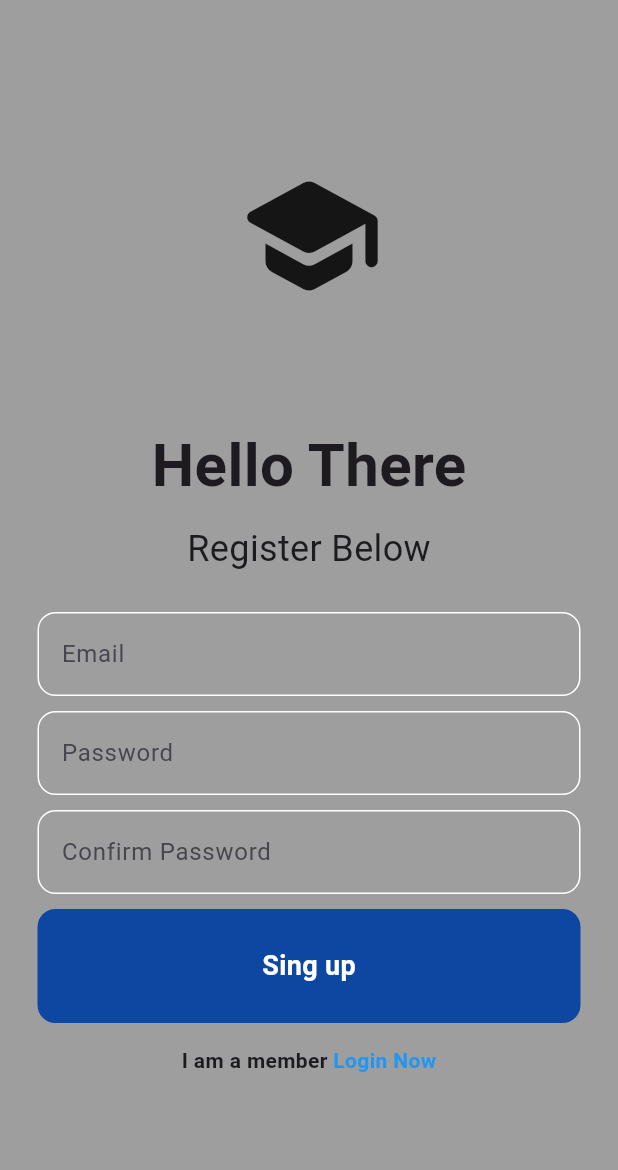
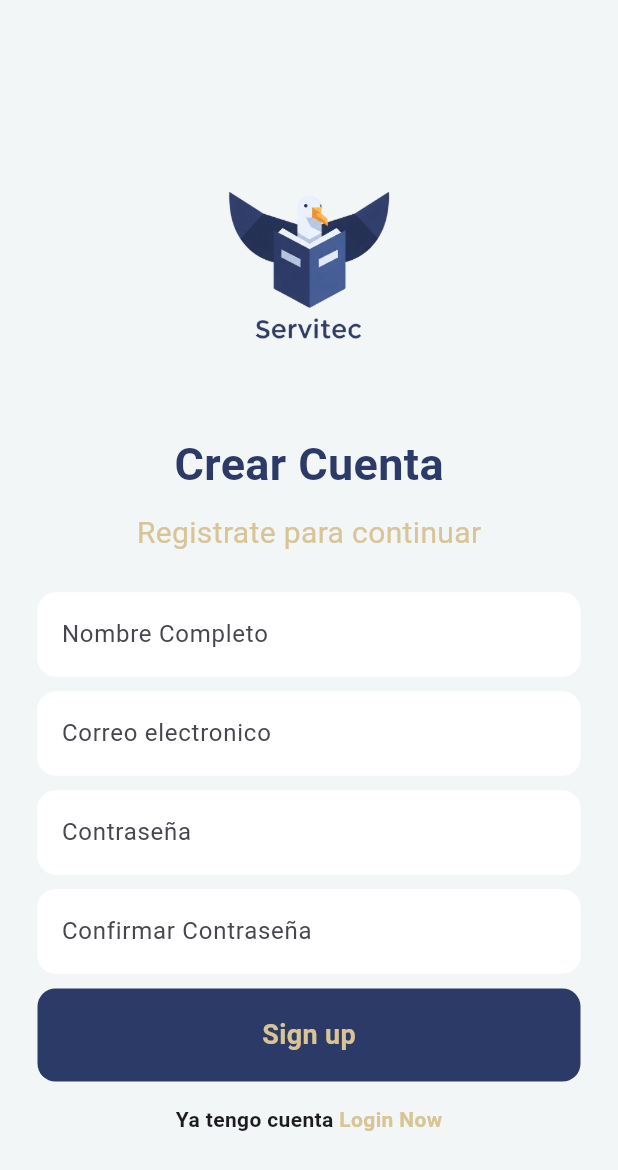
Before and after one commit to Zunni97/proyecto_ss, a Flutter app: the RegisterPage screen opened directly with empty values, on a phone screen of 412 x 824 dp. Shown: the top 1170 px of the screen. Run offline on Flutter 3.47's test engine with Material 3 defaults, Android fonts, the phone set to English and light mode, and no system bars; our stand-ins replace firebase_auth, firebase_core; accounts and stored records are empty.

Commit message:
styles in register page

```diff
--- a/lib/pages/register_page.dart
+++ b/lib/pages/register_page.dart
@@ -1,5 +1,6 @@
 import 'package:firebase_auth/firebase_auth.dart';
 import 'package:flutter/material.dart';
+import 'package:ss2025/colors.dart';
 
 class RegisterPage extends StatefulWidget {
   final VoidCallback showLoginPage;
@@ -14,12 +15,14 @@ class RegisterPage extends StatefulWidget {
 
 class _RegisterPageState extends State<RegisterPage> {
   //text controllers
+  final _nameController = TextEditingController();
   final _emailController = TextEditingController();
   final _passwordController = TextEditingController();
   final _confirmPasswordController = TextEditingController();
 
   @override
   void dispose() {
+    _nameController.dispose();
     _emailController.dispose();
     _passwordController.dispose();
     _confirmPasswordController.dispose();
@@ -36,7 +39,7 @@ class _RegisterPageState extends State<RegisterPage> {
   }
 
   bool passwordConfirmed() {
-    if(_passwordController.text.trim() ==
+    if (_passwordController.text.trim() ==
         _confirmPasswordController.text.trim()) {
       return true;
     } else {
@@ -47,32 +50,57 @@ class _RegisterPageState extends State<RegisterPage> {
   @override
   Widget build(BuildContext context) {
     return Scaffold(
-      backgroundColor: Colors.grey,
+      backgroundColor: AppColors.background,
       body: SafeArea(
         child: Center(
           child: SingleChildScrollView(
             child: Column(
               mainAxisAlignment: MainAxisAlignment.center,
               children: [
-                Icon(
-                  Icons.school_rounded,
-                  size: 100,
+                Image.asset(
+                  'lib/images/servitec.png',
+                  width: 200,
+                  height: 200,
                 ),
-              SizedBox(height: 75),
-              Text('Hello There',
+                SizedBox(height: 20),
+                Text(
+                  'Crear Cuenta',
                   style: TextStyle(
                     fontWeight: FontWeight.bold,
-                 fontSize: 40,
+                    fontSize: 30,
+                    color: AppColors.primary,
                   ),
                 ),
                 SizedBox(height: 10),
-              Text('Register Below',
+                Text(
+                  'Registrate para continuar',
                   style: TextStyle(
-                fontSize: 24,
+                    fontSize: 20,
+                    color: AppColors.secondary,
                   ),
                 ),
                 SizedBox(height: 25),
+                Padding(
+                  padding: const EdgeInsets.symmetric(horizontal: 25.0),
+                  child: TextField(
+                    controller: _nameController,
+                    decoration: InputDecoration(
+                      enabledBorder: OutlineInputBorder(
+                        borderSide: BorderSide(color: Colors.white),
+                        borderRadius: BorderRadius.circular(12),
 
+                      ),
+                      focusedBorder: OutlineInputBorder(
+                        borderSide: BorderSide(color: AppColors.secondary),
+                        borderRadius: BorderRadius.circular(12),
+                      ),
+                      hintText: 'Nombre Completo',
+                      fillColor: Colors.white,
+                      filled: true,
+                    ),
+                  ),
+                ),
+                SizedBox(height: 10),
                 // Email TextField
 
                 Padding(
@@ -83,13 +111,14 @@ class _RegisterPageState extends State<RegisterPage> {
                       enabledBorder: OutlineInputBorder(
                         borderSide: BorderSide(color: Colors.white),
                         borderRadius: BorderRadius.circular(12),
+
                       ),
                       focusedBorder: OutlineInputBorder(
-                      borderSide: BorderSide(color: Colors.deepPurple),
+                        borderSide: BorderSide(color: AppColors.secondary),
                         borderRadius: BorderRadius.circular(12),
                       ),
-                    hintText: 'Email',
-                    fillColor: Colors.grey,
+                      hintText: 'Correo electronico',
+                      fillColor: Colors.white,
                       filled: true,
                     ),
                   ),
@@ -109,11 +138,11 @@ class _RegisterPageState extends State<RegisterPage> {
                         borderRadius: BorderRadius.circular(12),
                       ),
                       focusedBorder: OutlineInputBorder(
-                      borderSide: BorderSide(color: Colors.deepPurple),
+                        borderSide: BorderSide(color: AppColors.secondary),
                         borderRadius: BorderRadius.circular(12),
                       ),
-                    hintText: 'Password',
-                    fillColor: Colors.grey,
+                      hintText: 'Contraseña',
+                      fillColor: Colors.white,
                       filled: true,
                     ),
                   ),
@@ -133,11 +162,11 @@ class _RegisterPageState extends State<RegisterPage> {
                         borderRadius: BorderRadius.circular(12),
                       ),
                       focusedBorder: OutlineInputBorder(
-                      borderSide: BorderSide(color: Colors.deepPurple),
+                        borderSide: BorderSide(color:AppColors.secondary),
                         borderRadius: BorderRadius.circular(12),
                       ),
-                    hintText: 'Confirm Password',
-                    fillColor: Colors.grey,
+                      hintText: 'Confirmar Contraseña',
+                      fillColor: Colors.white,
                       filled: true,
                     ),
                   ),
@@ -151,16 +180,16 @@ class _RegisterPageState extends State<RegisterPage> {
                   child: GestureDetector(
                     onTap: singUp,
                     child: Container(
-                  padding: EdgeInsets.all(25),
+                      padding: EdgeInsets.all(18),
                       decoration: BoxDecoration(
-                    color: Colors.blue[900],
+                        color: AppColors.primary,
                         borderRadius: BorderRadius.circular(12),
                       ),
                       child: Center(
                         child: Text(
-                      'Sing up',
+                          'Sign up',
                           style: TextStyle(
-                        color: Colors.white,
+                            color: AppColors.secondary,
                             fontWeight: FontWeight.bold,
                             fontSize: 18,
                           ),
@@ -177,7 +206,7 @@ class _RegisterPageState extends State<RegisterPage> {
                   mainAxisAlignment: MainAxisAlignment.center,
                   children: [
                     Text(
-                  'I am a member',
+                      'Ya tengo cuenta',
                       style: TextStyle(
                         fontWeight: FontWeight.bold,
                       ),
@@ -187,7 +216,7 @@ class _RegisterPageState extends State<RegisterPage> {
                       child: Text(
                         ' Login Now',
                         style: TextStyle(
-                      color: Colors.blue,
+                          color: AppColors.secondary,
                           fontWeight: FontWeight.bold,
                         ),
                       ),
--- a/pubspec.yaml
+++ b/pubspec.yaml
@@ -59,6 +59,7 @@ flutter:
   # the material Icons class.
   uses-material-design: true
 
+
   # To add assets to your application, add an assets section, like this:
   # assets:
   #   - images/a_dot_burr.jpeg
```
Also changed, not shown: lib/images/servitec.png (added). Lines whose indentation alone changed are shown as unchanged.
